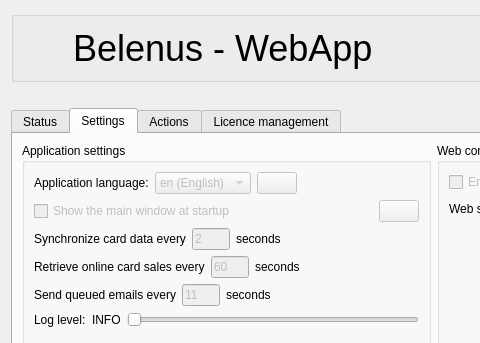
Qt form webapp/mainwindow.ui (tbikfalvi/Belenus) before a commit; both pictures show x 0 to 480 and y 0 to 343 of the 780 by 465 pixel window.
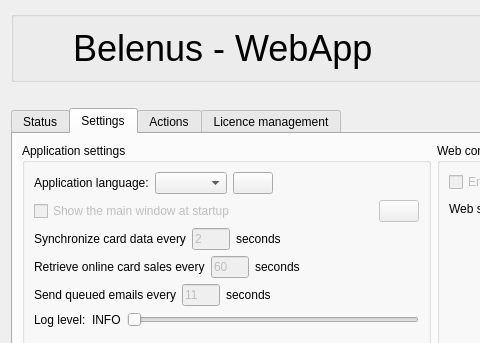
The same form after that commit. The open tabs and pages were chosen to show the change. Icons and pictures are not drawn.

Patch:
```diff
--- a/webapp/mainwindow.ui
+++ b/webapp/mainwindow.ui
@@ -452,22 +452,10 @@
                </widget>
               </item>
               <item>
-               <widget class="QComboBox" name="language">
-                <property name="enabled">
-                 <bool>false</bool>
-                </property>
-                <item>
-                 <property name="text">
-                  <string>en (English)</string>
-                 </property>
-                </item>
-               </widget>
+               <widget class="QComboBox" name="language"/>
               </item>
               <item>
                <widget class="QPushButton" name="reloadLanguage">
-                <property name="enabled">
-                 <bool>false</bool>
-                </property>
                 <property name="toolTip">
                  <string>Load language</string>
                 </property>
```
Left out of the diff: 17 changed lines with no effect on the pictures.
